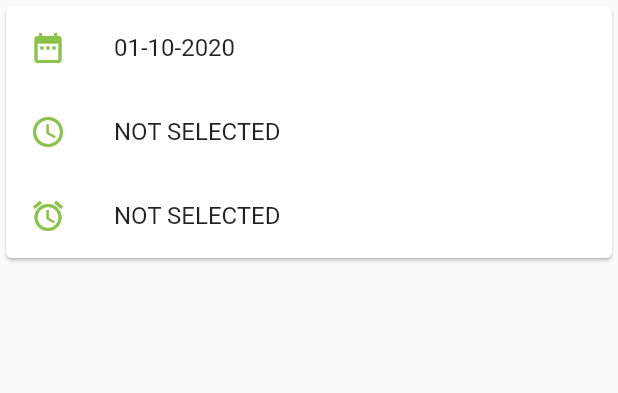
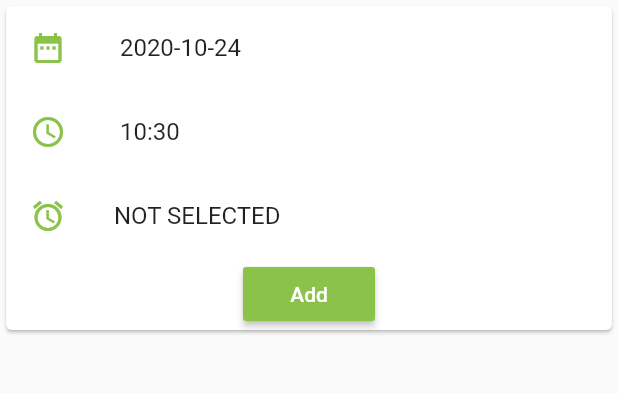
Before and after one commit to abtuhin/reminder-flutter-app, a Flutter app: the screen it shows after launch, after a tap on the "add" icon, on a phone screen of 412 x 824 dp, the part 312-705 px from its top. Run offline on Flutter 3.47's test engine with Material 2 defaults, Android fonts, the phone set to English and light mode, and no system bars; our stand-ins replace flutter_datetime_picker, shared_preferences.

Commit message:
Add dateTime parser and shared preferences

```diff
--- /dev/null
+++ b/lib/model/reminder.dart
@@ -0,0 +1,44 @@
+import 'dart:convert';
+
+class Reminder {
+  String id;
+  DateTime dateTime;
+  String repetition;
+  bool isActive;
+
+  Reminder({this.id, this.dateTime, this.repetition, this.isActive});
+
+  factory Reminder.fromJson(Map<String, dynamic> jsonData) {
+    return Reminder(
+      id: jsonData['id'],
+      dateTime: jsonData['dateTime'],
+      repetition: jsonData['repetition'],
+      isActive: jsonData['isActive'],
+    );
+  }
+
+  static Map<String, dynamic> toMap(Reminder reminder) => {
+        'id': reminder.id,
+        'dateTime': reminder.dateTime,
+        'repetition': reminder.repetition,
+        'isActive': reminder.isActive,
+      };
+
+  static String encodeReminders(List<Reminder> reminders) => json.encode(
+      reminders
+          .map<Map<String, dynamic>>((reminder) => Reminder.toMap(reminder))
+          .toList(),
+      toEncodable: myDateSerializer);
+
+  static List<Reminder> decodeReminders(String reminders) =>
+      (json.decode(reminders) as List<dynamic>)
+          .map<Reminder>((item) => Reminder.fromJson(item))
+          .toList();
+
+  static myDateSerializer(dynamic object) {
+    if (object is DateTime) {
+      return object.toIso8601String();
+    }
+    return object;
+  }
+}
--- a/lib/pages/add_reminder.dart
+++ b/lib/pages/add_reminder.dart
@@ -1,5 +1,8 @@
 import 'package:flutter/material.dart';
 import 'package:flutter_datetime_picker/flutter_datetime_picker.dart';
+import 'package:intl/intl.dart';
+import 'package:reminder_app/model/reminder.dart';
+import 'package:uuid/uuid.dart';
 
 class AddReminder extends StatefulWidget {
   @override
@@ -9,8 +12,8 @@ class AddReminder extends StatefulWidget {
 class _State extends State<AddReminder> {
   final GlobalKey _menuKey = new GlobalKey();
   String schedule = 'NOT SELECTED';
-  String startDate = '01-10-2020';
-  String reminderTime = 'NOT SELECTED';
+  DateTime _date = DateTime.now();
+  DateTime _time;
 
   @override
   Widget build(BuildContext context) {
@@ -41,6 +44,18 @@ class _State extends State<AddReminder> {
           state.showButtonMenu();
         });
 
+    void _onAddReminder() {
+      DateTime _dateTime = _time ??
+          new DateTime(_date.year, _date.month, _date.day, DateTime.now().hour,
+              DateTime.now().minute);
+      Reminder reminder = new Reminder();
+      reminder.id = Uuid().v1();
+      reminder.dateTime = _dateTime;
+      reminder.repetition = schedule;
+      reminder.isActive = true;
+      Navigator.pop(context, reminder);
+    }
+
     return Scaffold(
         appBar: AppBar(
           title: Text('Add Reminder'),
@@ -69,11 +84,7 @@ class _State extends State<AddReminder> {
                                 TextStyle(color: Colors.white, fontSize: 16)),
                         onChanged: (date) {}, onConfirm: (date) {
                       setState(() {
-                        startDate = date.day.toString() +
-                            '-' +
-                            date.month.toString() +
-                            '-' +
-                            date.year.toString();
+                        _date = date;
                       });
                     }, currentTime: DateTime.now(), locale: LocaleType.en);
                   },
@@ -89,13 +100,9 @@ class _State extends State<AddReminder> {
                         onChanged: (date) {
                       print('change $date in time zone ' +
                           date.timeZoneOffset.inHours.toString());
-                    }, onConfirm: (date) {
+                    }, onConfirm: (time) {
                       setState(() {
-                        reminderTime = date.hour.toString() +
-                            ':' +
-                            date.minute.toString() +
-                            ':' +
-                            date.second.toString();
+                        _time = time;
                       });
                     }, currentTime: DateTime.now());
                   },
@@ -108,14 +115,15 @@ class _State extends State<AddReminder> {
                 child: Column(
                   children: [
                     ListTile(
-                      title: Text(startDate),
+                      title: Text(" ${DateFormat('yyyy-MM-dd').format(_date)}"),
                       leading: Icon(
                         Icons.date_range,
                         color: Colors.lightGreen[500],
                       ),
                     ),
                     ListTile(
-                      title: Text(reminderTime),
+                      title: Text(
+                          " ${DateFormat('HH:mm').format(_time ?? DateTime.now())}"),
                       leading: Icon(
                         Icons.schedule,
                         color: Colors.lightGreen[500],
@@ -128,6 +136,12 @@ class _State extends State<AddReminder> {
                         color: Colors.lightGreen[500],
                       ),
                     ),
+                    RaisedButton(
+                      color: Colors.lightGreen,
+                      textColor: Colors.white,
+                      onPressed: _onAddReminder,
+                      child: Text("Add"),
+                    ),
                   ],
                 ),
               ),
--- a/lib/pages/reminder_list.dart
+++ b/lib/pages/reminder_list.dart
@@ -1,4 +1,7 @@
 import 'package:flutter/material.dart';
+import 'package:reminder_app/model/reminder.dart';
+import 'package:reminder_app/pages/add_reminder.dart';
+import 'package:shared_preferences/shared_preferences.dart';
 
 class ReminderList extends StatefulWidget {
   @override
@@ -6,8 +9,39 @@ class ReminderList extends StatefulWidget {
 }
 
 class _State extends State<ReminderList> {
+  List<Reminder> _reminders = [];
+
+  @override
+  void initState() {
+    super.initState();
+    _getStorageData();
+  }
+
+  _getStorageData() async {
+    SharedPreferences prefs = await SharedPreferences.getInstance();
+
+    final List<Reminder> decodedData =
+        Reminder.decodeReminders(prefs.getString('reminder_app'));
+    setState(() {
+      _reminders = decodedData;
+    });
+  }
+
   @override
   Widget build(BuildContext context) {
+    _navigateAndGetReminder(BuildContext context) async {
+      try {
+        final data = await Navigator.push(context,
+            new MaterialPageRoute(builder: (context) => new AddReminder()));
+
+        _reminders.add(data);
+        SharedPreferences prefs = await SharedPreferences.getInstance();
+        prefs.setString('reminder_app', Reminder.encodeReminders(_reminders));
+      } catch (e) {
+        print(e);
+      }
+    }
+
     return Scaffold(
       appBar: AppBar(
         title: Text('Reminders'),
@@ -23,7 +57,7 @@ class _State extends State<ReminderList> {
       // ),
       floatingActionButton: FloatingActionButton(
         onPressed: () {
-          Navigator.pushNamed(context, '/add_reminder');
+          _navigateAndGetReminder(context);
         },
         tooltip: 'Add Reminder',
         child: Icon(Icons.add),
--- a/pubspec.yaml
+++ b/pubspec.yaml
@@ -25,6 +25,9 @@ dependencies:
     sdk: flutter
   flutter_datetime_picker: ^1.4.0
   intl: ^0.16.1
+  uuid: ^2.2.2
+  shared_preferences: ^0.5.12+2
+
 
   # The following adds the Cupertino Icons font to your application.
   # Use with the CupertinoIcons class for iOS style icons.
```
Also changed, not shown: pubspec.lock.
